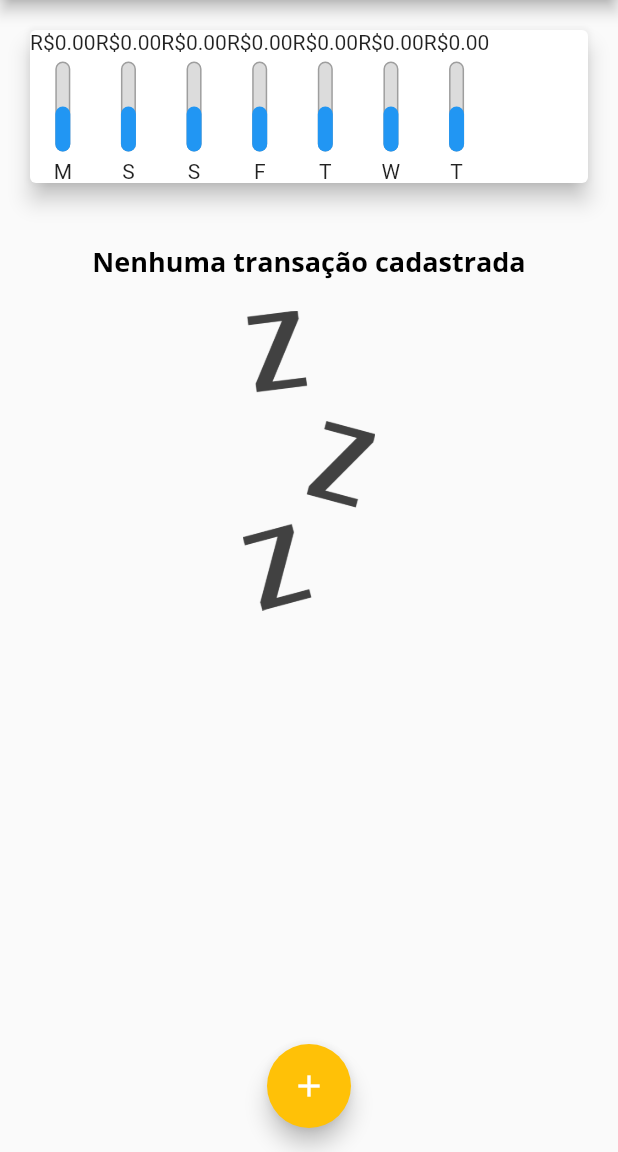
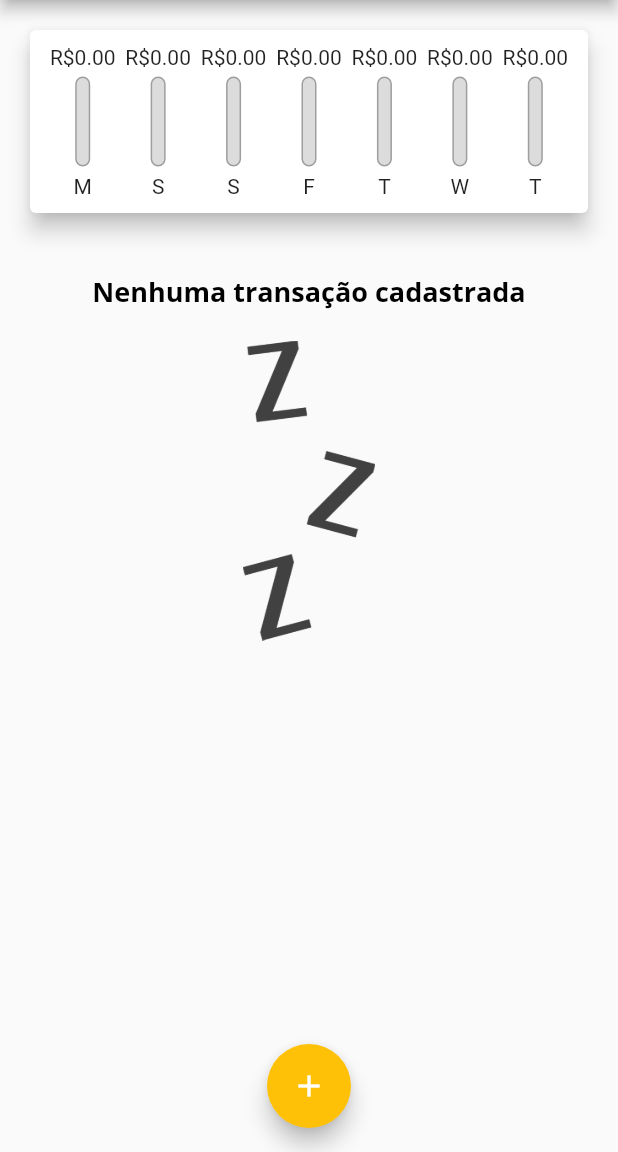
Before and after one commit to julianojstavares/flutter_expenses_app, a Flutter app: the screen it shows after launch, on a phone screen of 412 x 824 dp, the part 84-1236 px from its top. Run offline on Flutter 3.47's test engine with Material 2 defaults, Android fonts, the phone set to English and light mode, and no system bars; Roboto replaces fonts that are missing (Quicksans).

Commit message:
Section 4, class 126

```diff
--- a/lib/components/chart.dart
+++ b/lib/components/chart.dart
@@ -1,7 +1,6 @@
 import 'package:expenses_app/components/chart_bar.dart';
 import 'package:expenses_app/models/transaction.dart';
 import 'package:flutter/material.dart';
-import 'package:intl/date_symbol_data_file.dart';
 import 'package:intl/intl.dart';
 
 class Chart extends StatelessWidget {
@@ -32,20 +31,32 @@ class Chart extends StatelessWidget {
     });
   }
 
+  double get _weekTotalValue {
+    return groupedTransactions.fold(0.0, (sum, t) {
+      return sum + (t['value'] as double);
+    });
+  }
+
   @override
   Widget build(BuildContext context) {
-    groupedTransactions;
     return Card(
       elevation: 6,
       margin: const EdgeInsets.all(20),
+      child: Padding(
+        padding: const EdgeInsets.all(10.0),
         child: Row(
+          mainAxisAlignment: MainAxisAlignment.spaceAround,
           children: groupedTransactions.map((t) {
-          return ChartBar(
+            return Flexible(
+              fit: FlexFit.tight,
+              child: ChartBar(
                 label: t['day'].toString(),
                 value: double.tryParse(t['value'].toString()),
-            percentage: 0.5,
+                percentage: (t['value'] as double) / _weekTotalValue,
+              ),
             );
           }).toList(),
+        ),
       ),
     );
   }
--- a/lib/components/chart_bar.dart
+++ b/lib/components/chart_bar.dart
@@ -15,7 +15,9 @@ class ChartBar extends StatelessWidget {
   Widget build(BuildContext context) {
     return Column(
       children: [
-        Text("R\$${value!.toStringAsFixed(2)}"),
+        FittedBox(
+          child: Text("R\$${value!.toStringAsFixed(2)}"),
+        ),
         const SizedBox(height: 5),
         SizedBox(
           height: 60,
```
Lines whose indentation alone changed are shown as unchanged.
